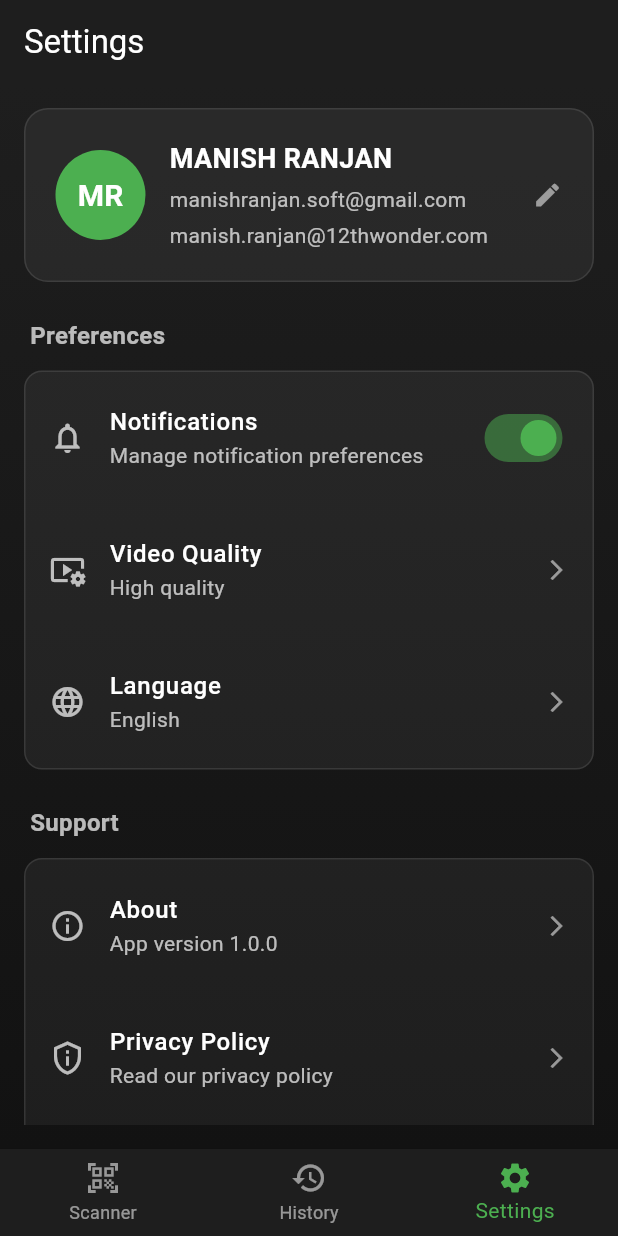
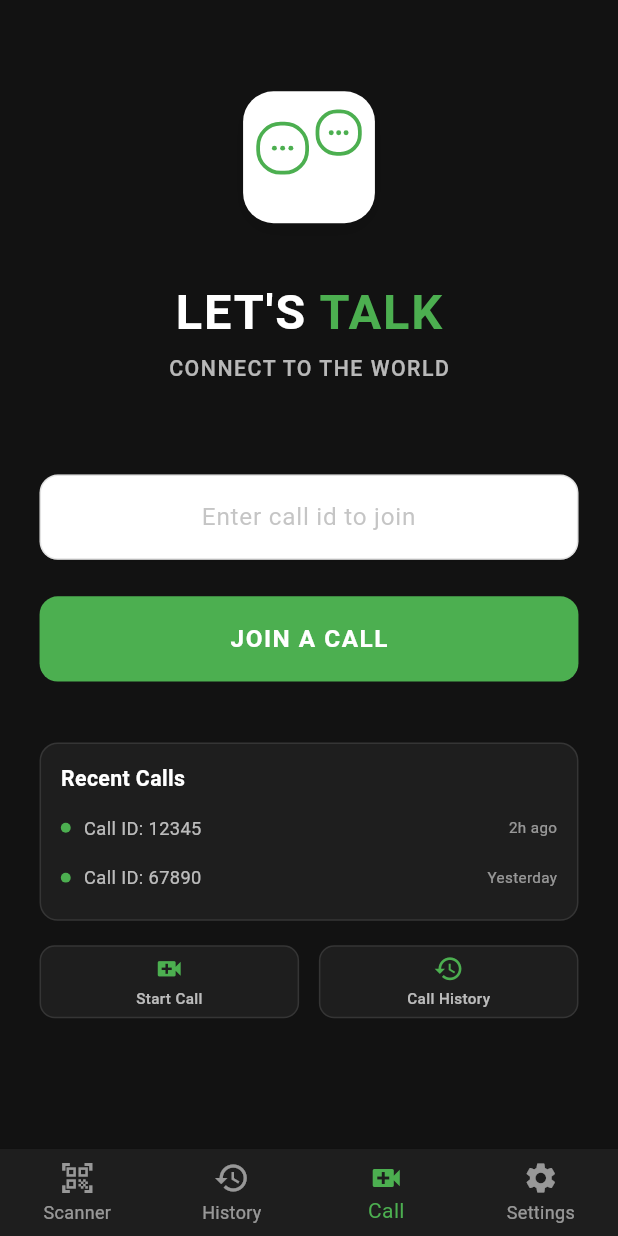
Before and after one commit to manishsubah/LiveAssist, a Flutter app: the screen it shows after launch, item 3 of the bottom bar chosen, on a phone screen of 412 x 824 dp. Run offline on Flutter 3.47's test engine with Material 3 defaults, Android fonts, the light colour scheme and no system bars; our stand-ins replace flutter_riverpod, flutter_screenutil; missing offline and left inert: qr_code_scanner_plus, zego_uikit_prebuilt_call.

Commit message:
live video call

```diff
--- /dev/null
+++ b/lib/features/call/presentation/call.dart
@@ -0,0 +1,25 @@
+import 'dart:math';
+
+import 'package:flutter/material.dart';
+//import 'package:zego_uiki/zego_uiki.dart';
+import 'package:zego_uikit_prebuilt_call/zego_uikit_prebuilt_call.dart';
+
+final userId = Random().nextInt(9999).toString();
+
+class CallPage extends StatelessWidget {
+  const CallPage({Key? key, required this.callID}) : super(key: key);
+  final String callID;
+
+  @override
+  Widget build(BuildContext context) {
+    return ZegoUIKitPrebuiltCall(
+      appID: 161855204, // Fill in the appID that you get from ZEGOCLOUD Admin Console.
+      appSign: '5f1a71aaab9f23b02441a936ed33a281bc87f9cd7319b789c1a8ef37fc17457a', // Fill in the appSign that you get from ZEGOCLOUD Admin Console.
+      userID: userId,
+      userName: 'UserName $userId',
+      callID: callID,
+      // You can also use groupVideo/groupVoice/oneOnOneVoice to make more types of calls.
+      config: ZegoUIKitPrebuiltCallConfig.oneOnOneVideoCall(),
+    );
+  }
+}
--- /dev/null
+++ b/lib/features/call/presentation/call_page.dart
@@ -0,0 +1,496 @@
+import 'package:flutter/material.dart';
+import 'package:flutter_screenutil/flutter_screenutil.dart';
+import 'call.dart' as call_screen;
+
+class CallPage extends StatefulWidget {
+  const CallPage({super.key});
+
+  @override
+  State<CallPage> createState() => _CallPageState();
+}
+
+class _CallPageState extends State<CallPage> {
+  final TextEditingController _callIdController = TextEditingController();
+  bool _isLoading = false;
+
+  @override
+  void dispose() {
+    _callIdController.dispose();
+    super.dispose();
+  }
+
+  void _joinCall() {
+    final callId = _callIdController.text.trim();
+    if (callId.isEmpty) {
+      ScaffoldMessenger.of(context).showSnackBar(
+        const SnackBar(
+          content: Text('Please enter a call ID'),
+          backgroundColor: Color(0xFF4CAF50),
+        ),
+      );
+      return;
+    }
+
+    setState(() {
+      _isLoading = true;
+    });
+
+    // Simulate brief loading then navigate to call
+    Future.delayed(const Duration(seconds: 1), () {
+      setState(() {
+        _isLoading = false;
+      });
+
+      Navigator.of(context).push(
+        MaterialPageRoute(
+          builder: (context) => call_screen.CallPage(callID: callId),
+        ),
+      );
+    });
+  }
+
+  @override
+  Widget build(BuildContext context) {
+    return Scaffold(
+      backgroundColor: const Color(0xFF121212),
+      resizeToAvoidBottomInset: true,
+      body: SafeArea(
+        child: SingleChildScrollView(
+          physics: const BouncingScrollPhysics(),
+          child: ConstrainedBox(
+            constraints: BoxConstraints(
+              minHeight: MediaQuery.of(context).size.height -
+                         MediaQuery.of(context).padding.top -
+                         MediaQuery.of(context).padding.bottom,
+            ),
+            child: IntrinsicHeight(
+              child: Padding(
+                padding: EdgeInsets.symmetric(horizontal: 24.w),
+                child: Column(
+                  children: [
+                    // Top spacing
+                    SizedBox(height: 60.h),
+
+                    // App Logo
+                    _buildAppLogo(),
+
+                    SizedBox(height: 40.h),
+
+                    // App Title
+                    _buildAppTitle(),
+
+                    SizedBox(height: 8.h),
+
+                    // Subtitle
+                    _buildSubtitle(),
+
+                    SizedBox(height: 60.h),
+
+                    // Call ID Input Field
+                    _buildCallIdInput(),
+
+                    SizedBox(height: 24.h),
+
+                    // Join Call Button
+                    _buildJoinCallButton(),
+
+                    SizedBox(height: 40.h),
+
+                    // Additional features - only show when keyboard is not visible
+                    if (MediaQuery.of(context).viewInsets.bottom == 0)
+                      _buildAdditionalFeatures(),
+
+                    // Bottom spacing
+                    SizedBox(height: 40.h),
+                  ],
+                ),
+              ),
+            ),
+          ),
+        ),
+      ),
+    );
+  }
+
+  Widget _buildAppLogo() {
+    return Container(
+      width: 80.w,
+      height: 80.w,
+      decoration: BoxDecoration(
+        color: Colors.white,
+        borderRadius: BorderRadius.circular(20.r),
+        boxShadow: [
+          BoxShadow(
+            color: Colors.black.withValues(alpha: 0.1),
+            blurRadius: 10,
+            offset: const Offset(0, 4),
+          ),
+        ],
+      ),
+      child: Stack(
+        children: [
+          // Left speech bubble
+          Positioned(
+            left: 8.w,
+            top: 20.h,
+            child: Container(
+              width: 32.w,
+              height: 32.w,
+              decoration: BoxDecoration(
+                color: Colors.transparent,
+                border: Border.all(
+                  color: const Color(0xFF4CAF50),
+                  width: 2.5,
+                ),
+                borderRadius: BorderRadius.circular(16.r),
+              ),
+              child: Center(
+                child: Row(
+                  mainAxisAlignment: MainAxisAlignment.center,
+                  children: [
+                    _buildDot(),
+                    SizedBox(width: 2.w),
+                    _buildDot(),
+                    SizedBox(width: 2.w),
+                    _buildDot(),
+                  ],
+                ),
+              ),
+            ),
+          ),
+          // Right speech bubble
+          Positioned(
+            right: 8.w,
+            top: 12.h,
+            child: Container(
+              width: 28.w,
+              height: 28.w,
+              decoration: BoxDecoration(
+                color: Colors.transparent,
+                border: Border.all(
+                  color: const Color(0xFF4CAF50),
+                  width: 2.5,
+                ),
+                borderRadius: BorderRadius.circular(14.r),
+              ),
+              child: Center(
+                child: Row(
+                  mainAxisAlignment: MainAxisAlignment.center,
+                  children: [
+                    _buildDot(),
+                    SizedBox(width: 1.5.w),
+                    _buildDot(),
+                    SizedBox(width: 1.5.w),
+                    _buildDot(),
+                  ],
+                ),
+              ),
+            ),
+          ),
+        ],
+      ),
+    );
+  }
+
+  Widget _buildDot() {
+    return Container(
+      width: 3.w,
+      height: 3.w,
+      decoration: const BoxDecoration(
+        color: Color(0xFF4CAF50),
+        shape: BoxShape.circle,
+      ),
+    );
+  }
+
+  Widget _buildAppTitle() {
+    return RichText(
+      text: TextSpan(
+        children: [
+          TextSpan(
+            text: "LET'S ",
+            style: TextStyle(
+              fontSize: 32.sp,
+              fontWeight: FontWeight.bold,
+              color: Colors.white,
+              letterSpacing: 1.2,
+            ),
+          ),
+          TextSpan(
+            text: "TALK",
+            style: TextStyle(
+              fontSize: 32.sp,
+              fontWeight: FontWeight.bold,
+              color: const Color(0xFF4CAF50),
+              letterSpacing: 1.2,
+            ),
+          ),
+        ],
+      ),
+    );
+  }
+
+  Widget _buildSubtitle() {
+    return Text(
+      "CONNECT TO THE WORLD",
+      style: TextStyle(
+        fontSize: 14.sp,
+        fontWeight: FontWeight.w500,
+        color: Colors.white70,
+        letterSpacing: 1.0,
+      ),
+    );
+  }
+
+  Widget _buildCallIdInput() {
+    return Container(
+      width: double.infinity,
+      height: 56.h,
+      decoration: BoxDecoration(
+        color: Colors.white,
+        borderRadius: BorderRadius.circular(12.r),
+        border: Border.all(
+          color: Colors.grey.withValues(alpha: 0.3),
+          width: 1,
+        ),
+        boxShadow: [
+          BoxShadow(
+            color: Colors.black.withValues(alpha: 0.05),
+            blurRadius: 8,
+            offset: const Offset(0, 2),
+          ),
+        ],
+      ),
+      child: TextField(
+        controller: _callIdController,
+        textAlign: TextAlign.center,
+        style: TextStyle(
+          fontSize: 16.sp,
+          color: Colors.black87,
+          fontWeight: FontWeight.w500,
+        ),
+        decoration: InputDecoration(
+          hintText: "Enter call id to join",
+          hintStyle: TextStyle(
+            fontSize: 16.sp,
+            color: Colors.grey.withValues(alpha: 0.6),
+            fontWeight: FontWeight.w400,
+          ),
+          border: InputBorder.none,
+          contentPadding: EdgeInsets.symmetric(
+            horizontal: 20.w,
+            vertical: 16.h,
+          ),
+        ),
+        onSubmitted: (_) => _joinCall(),
+      ),
+    );
+  }
+
+  Widget _buildJoinCallButton() {
+    return SizedBox(
+      width: double.infinity,
+      height: 56.h,
+      child: ElevatedButton(
+        onPressed: _isLoading ? null : _joinCall,
+        style: ElevatedButton.styleFrom(
+          backgroundColor: const Color(0xFF4CAF50),
+          foregroundColor: Colors.white,
+          elevation: 0,
+          shape: RoundedRectangleBorder(
+            borderRadius: BorderRadius.circular(12.r),
+          ),
+          disabledBackgroundColor: Colors.grey.withValues(alpha: 0.3),
+        ),
+        child: _isLoading
+            ? SizedBox(
+                width: 24.w,
+                height: 24.w,
+                child: const CircularProgressIndicator(
+                  color: Colors.white,
+                  strokeWidth: 2,
+                ),
+              )
+            : Text(
+                "JOIN A CALL",
+                style: TextStyle(
+                  fontSize: 16.sp,
+                  fontWeight: FontWeight.bold,
+                  letterSpacing: 1.0,
+                ),
+              ),
+      ),
+    );
+  }
+
+  Widget _buildAdditionalFeatures() {
+    return Column(
+      children: [
+        // Recent Calls Section - more compact
+        _buildRecentCalls(),
+
+        SizedBox(height: 16.h),
+
+        // Quick Actions
+        _buildQuickActions(),
+      ],
+    );
+  }
+
+  Widget _buildRecentCalls() {
+    return Container(
+      width: double.infinity,
+      padding: EdgeInsets.all(12.w),
+      decoration: BoxDecoration(
+        color: Colors.white.withValues(alpha: 0.05),
+        borderRadius: BorderRadius.circular(12.r),
+        border: Border.all(
+          color: Colors.white.withValues(alpha: 0.1),
+        ),
+      ),
+      child: Column(
+        crossAxisAlignment: CrossAxisAlignment.start,
+        mainAxisSize: MainAxisSize.min,
+        children: [
+          Text(
+            "Recent Calls",
+            style: TextStyle(
+              fontSize: 14.sp,
+              fontWeight: FontWeight.w600,
+              color: Colors.white,
+            ),
+          ),
+          SizedBox(height: 8.h),
+          _buildRecentCallItem("Call ID: 12345", "2h ago"),
+          SizedBox(height: 4.h),
+          _buildRecentCallItem("Call ID: 67890", "Yesterday"),
+        ],
+      ),
+    );
+  }
+
+  Widget _buildRecentCallItem(String callId, String time) {
+    final actualCallId = callId.split(": ")[1];
+    return InkWell(
+      onTap: () {
+        // Navigate directly to the call with the selected call ID
+        Navigator.of(context).push(
+          MaterialPageRoute(
+            builder: (context) => call_screen.CallPage(callID: actualCallId),
+          ),
+        );
+      },
+      borderRadius: BorderRadius.circular(6.r),
+      child: Padding(
+        padding: EdgeInsets.symmetric(vertical: 6.h),
+        child: Row(
+          children: [
+            Container(
+              width: 6.w,
+              height: 6.w,
+              decoration: const BoxDecoration(
+                color: Color(0xFF4CAF50),
+                shape: BoxShape.circle,
+              ),
+            ),
+            SizedBox(width: 8.w),
+            Expanded(
+              child: Text(
+                callId,
+                style: TextStyle(
+                  fontSize: 12.sp,
+                  color: Colors.white70,
+                ),
+              ),
+            ),
+            Text(
+              time,
+              style: TextStyle(
+                fontSize: 10.sp,
+                color: Colors.white54,
+              ),
+            ),
+          ],
+        ),
+      ),
+    );
+  }
+
+  Widget _buildQuickActions() {
+    return Row(
+      children: [
+        Expanded(
+          child: _buildQuickActionButton(
+            icon: Icons.video_call,
+            label: "Start Call",
+            onTap: () {
+              // Generate a random call ID for starting a new call
+              final randomCallId = DateTime.now().millisecondsSinceEpoch.toString();
+              Navigator.of(context).push(
+                MaterialPageRoute(
+                  builder: (context) => call_screen.CallPage(callID: randomCallId),
+                ),
+              );
+            },
+          ),
+        ),
+        SizedBox(width: 12.w),
+        Expanded(
+          child: _buildQuickActionButton(
+            icon: Icons.history,
+            label: "Call History",
+            onTap: () {
+              // TODO: Navigate to call history
+              ScaffoldMessenger.of(context).showSnackBar(
+                const SnackBar(
+                  content: Text('Call history feature coming soon!'),
+                  backgroundColor: Color(0xFF4CAF50),
+                ),
+              );
+            },
+          ),
+        ),
+      ],
+    );
+  }
+
+  Widget _buildQuickActionButton({
+    required IconData icon,
+    required String label,
+    required VoidCallback onTap,
+  }) {
+    return InkWell(
+      onTap: onTap,
+      borderRadius: BorderRadius.circular(10.r),
+      child: Container(
+        height: 48.h,
+        decoration: BoxDecoration(
+          color: Colors.white.withValues(alpha: 0.05),
+          borderRadius: BorderRadius.circular(10.r),
+          border: Border.all(
+            color: Colors.white.withValues(alpha: 0.1),
+          ),
+        ),
+        child: Column(
+          mainAxisAlignment: MainAxisAlignment.center,
+          children: [
+            Icon(
+              icon,
+              color: const Color(0xFF4CAF50),
+              size: 20.sp,
+            ),
+            SizedBox(height: 2.h),
+            Text(
+              label,
+              style: TextStyle(
+                fontSize: 10.sp,
+                color: Colors.white70,
+                fontWeight: FontWeight.w500,
+              ),
+            ),
+          ],
+        ),
+      ),
+    );
+  }
+}
--- a/lib/main.dart
+++ b/lib/main.dart
@@ -4,6 +4,7 @@ import 'package:flutter_screenutil/flutter_screenutil.dart';
 import 'features/scanner/presentation/scanner_page.dart';
 import 'features/history/presentation/history_page.dart';
 import 'features/settings/presentation/settings_page.dart';
+import 'features/call/presentation/call_page.dart';
 
 void main() {
   runApp(
@@ -56,6 +57,7 @@ class _MainNavigationPageState extends State<MainNavigationPage> {
   final List<Widget> _pages = [
     const ScannerPage(),
     const HistoryPage(),
+    const CallPage(),
     const SettingsPage(),
   ];
 
@@ -87,6 +89,10 @@ class _MainNavigationPageState extends State<MainNavigationPage> {
             label: 'History',
           ),
           BottomNavigationBarItem(
+            icon: Icon(Icons.video_call),
+            label: 'Call',
+          ),
+          BottomNavigationBarItem(
             icon: Icon(Icons.settings),
             label: 'Settings',
           ),
```
Also changed, not shown: pubspec.yaml (+9 -0 lines), pubspec.lock, 8 other files.
